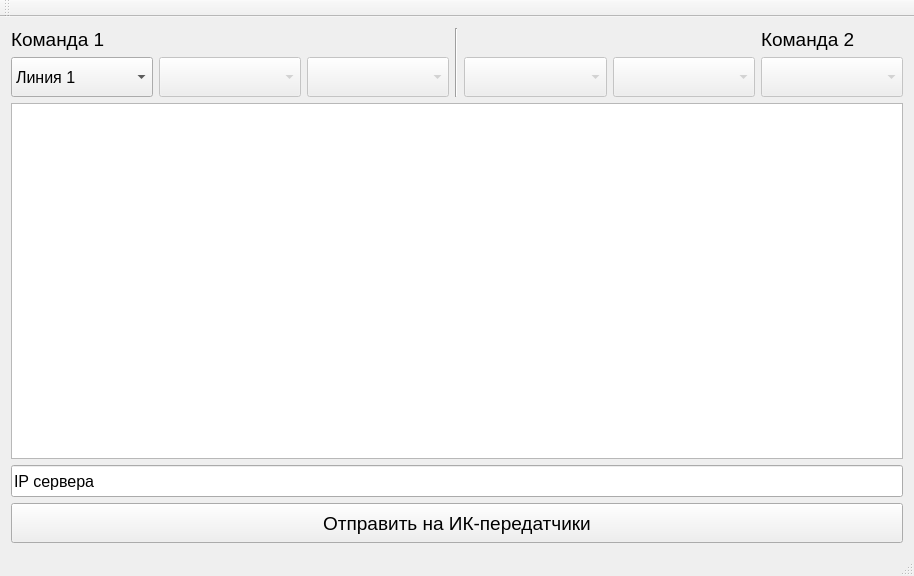
This is mainwindow.ui in aleksandrbazhin/robotics2019_gui as Qt 5 draws it before an edit. The edited form follows.
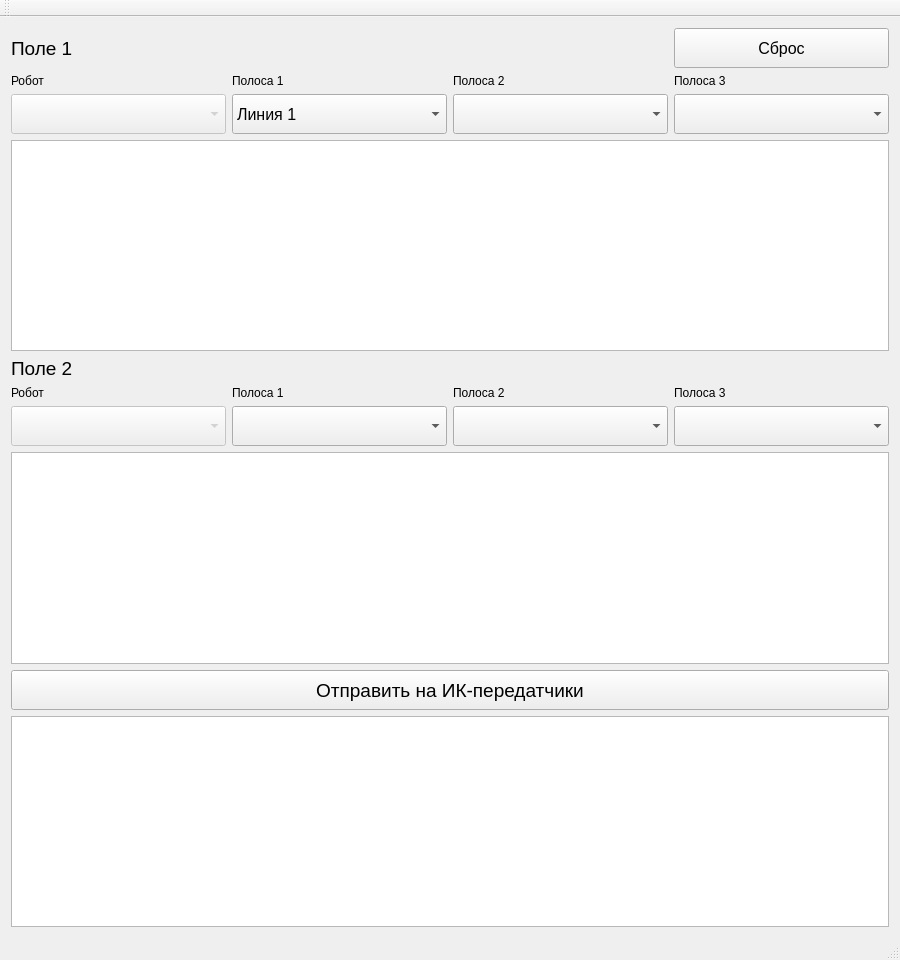
This is the edited form.

```diff
--- a/mainwindow.ui
+++ b/mainwindow.ui
@@ -6,19 +6,29 @@
    <rect>
     <x>0</x>
     <y>0</y>
-    <width>914</width>
-    <height>576</height>
+    <width>900</width>
+    <height>960</height>
    </rect>
   </property>
   <property name="windowTitle">
    <string>Robotics Tournament 2019 -hey-ya</string>
   </property>
   <widget class="QWidget" name="centralWidget">
-   <layout class="QVBoxLayout" name="verticalLayout">
-    <item>
      <layout class="QGridLayout" name="gridLayout">
-      <item row="1" column="5">
-       <widget class="QComboBox" name="comboBox_2_2">
+    <item row="0" column="0">
+     <widget class="QLabel" name="label">
+      <property name="font">
+       <font>
+        <pointsize>14</pointsize>
+       </font>
+      </property>
+      <property name="text">
+       <string>Поле 1</string>
+      </property>
+     </widget>
+    </item>
+    <item row="2" column="0">
+     <widget class="QComboBox" name="comboBox_2_robot">
         <property name="enabled">
          <bool>false</bool>
         </property>
@@ -35,20 +45,8 @@
         </property>
        </widget>
       </item>
-      <item row="0" column="6">
-       <widget class="QLabel" name="label_2">
-        <property name="font">
-         <font>
-          <pointsize>14</pointsize>
-         </font>
-        </property>
-        <property name="text">
-         <string>Команда 2</string>
-        </property>
-       </widget>
-      </item>
-      <item row="6" column="0" colspan="7">
-       <widget class="QPushButton" name="pushButton">
+    <item row="10" column="0" colspan="4">
+     <widget class="QPushButton" name="sendPushButton">
         <property name="minimumSize">
          <size>
           <width>0</width>
@@ -65,10 +63,53 @@
         </property>
        </widget>
       </item>
+    <item row="7" column="1">
+     <widget class="QComboBox" name="comboBox_2_3">
+      <property name="enabled">
+       <bool>true</bool>
+      </property>
+      <property name="minimumSize">
+       <size>
+        <width>0</width>
+        <height>40</height>
+       </size>
+      </property>
+      <property name="font">
+       <font>
+        <pointsize>12</pointsize>
+       </font>
+      </property>
+     </widget>
+    </item>
       <item row="1" column="2">
+     <widget class="QLabel" name="label_5">
+      <property name="text">
+       <string>Полоса 2</string>
+      </property>
+     </widget>
+    </item>
+    <item row="2" column="2">
+     <widget class="QComboBox" name="comboBox_1_2">
+      <property name="enabled">
+       <bool>true</bool>
+      </property>
+      <property name="minimumSize">
+       <size>
+        <width>0</width>
+        <height>40</height>
+       </size>
+      </property>
+      <property name="font">
+       <font>
+        <pointsize>12</pointsize>
+       </font>
+      </property>
+     </widget>
+    </item>
+    <item row="2" column="3">
        <widget class="QComboBox" name="comboBox_1_3">
         <property name="enabled">
-         <bool>false</bool>
+       <bool>true</bool>
         </property>
         <property name="minimumSize">
          <size>
@@ -83,19 +124,59 @@
         </property>
        </widget>
       </item>
-      <item row="0" column="0">
-       <widget class="QLabel" name="label">
-        <property name="font">
-         <font>
-          <pointsize>14</pointsize>
-         </font>
-        </property>
-        <property name="text">
-         <string>Команда 1</string>
-        </property>
-       </widget>
-      </item>
       <item row="1" column="0">
+     <widget class="QLabel" name="label_3">
+      <property name="text">
+       <string>Робот</string>
+      </property>
+     </widget>
+    </item>
+    <item row="1" column="3">
+     <widget class="QLabel" name="label_6">
+      <property name="text">
+       <string>Полоса 3</string>
+      </property>
+     </widget>
+    </item>
+    <item row="6" column="2">
+     <widget class="QLabel" name="label_9">
+      <property name="text">
+       <string>Полоса 2</string>
+      </property>
+     </widget>
+    </item>
+    <item row="7" column="2">
+     <widget class="QComboBox" name="comboBox_2_2">
+      <property name="enabled">
+       <bool>true</bool>
+      </property>
+      <property name="minimumSize">
+       <size>
+        <width>0</width>
+        <height>40</height>
+       </size>
+      </property>
+      <property name="font">
+       <font>
+        <pointsize>12</pointsize>
+       </font>
+      </property>
+     </widget>
+    </item>
+    <item row="3" column="0" colspan="4">
+     <widget class="QGraphicsView" name="field1GraphicsView"/>
+    </item>
+    <item row="9" column="0" colspan="4">
+     <widget class="QGraphicsView" name="field2GraphicsView"/>
+    </item>
+    <item row="1" column="1">
+     <widget class="QLabel" name="label_4">
+      <property name="text">
+       <string>Полоса 1</string>
+      </property>
+     </widget>
+    </item>
+    <item row="2" column="1">
        <widget class="QComboBox" name="comboBox_1_1">
         <property name="minimumSize">
          <size>
@@ -150,45 +231,60 @@
         </item>
        </widget>
       </item>
-      <item row="1" column="4">
-       <widget class="QComboBox" name="comboBox_2_3">
-        <property name="enabled">
-         <bool>false</bool>
-        </property>
-        <property name="minimumSize">
-         <size>
-          <width>0</width>
-          <height>40</height>
-         </size>
-        </property>
+    <item row="4" column="0">
+     <widget class="QLabel" name="label_2">
         <property name="font">
          <font>
-          <pointsize>12</pointsize>
-         </font>
-        </property>
-       </widget>
-      </item>
-      <item row="1" column="1">
-       <widget class="QComboBox" name="comboBox_1_2">
-        <property name="enabled">
-         <bool>false</bool>
-        </property>
-        <property name="minimumSize">
-         <size>
-          <width>0</width>
-          <height>40</height>
-         </size>
-        </property>
-        <property name="font">
-         <font>
-          <pointsize>12</pointsize>
-         </font>
-        </property>
-       </widget>
-      </item>
-      <item row="1" column="6">
+        <pointsize>14</pointsize>
+       </font>
+      </property>
+      <property name="text">
+       <string>Поле 2</string>
+      </property>
+     </widget>
+    </item>
+    <item row="6" column="0">
+     <widget class="QLabel" name="label_7">
+      <property name="text">
+       <string>Робот</string>
+      </property>
+     </widget>
+    </item>
+    <item row="7" column="3">
        <widget class="QComboBox" name="comboBox_2_1">
         <property name="enabled">
+       <bool>true</bool>
+      </property>
+      <property name="minimumSize">
+       <size>
+        <width>0</width>
+        <height>40</height>
+       </size>
+      </property>
+      <property name="font">
+       <font>
+        <pointsize>12</pointsize>
+       </font>
+      </property>
+     </widget>
+    </item>
+    <item row="6" column="1">
+     <widget class="QLabel" name="label_8">
+      <property name="text">
+       <string>Полоса 1</string>
+      </property>
+     </widget>
+    </item>
+    <item row="6" column="3">
+     <widget class="QLabel" name="label_10">
+      <property name="text">
+       <string>Полоса 3</string>
+      </property>
+     </widget>
+    </item>
+    <item row="7" column="0">
+     <widget class="QComboBox" name="comboBox_1_robot">
+      <property name="enabled">
          <bool>false</bool>
         </property>
         <property name="minimumSize">
@@ -204,22 +300,12 @@
         </property>
        </widget>
       </item>
-      <item row="0" column="3" rowspan="2">
-       <widget class="Line" name="line">
-        <property name="orientation">
-         <enum>Qt::Vertical</enum>
-        </property>
-       </widget>
-      </item>
-      <item row="4" column="0" colspan="7">
-       <widget class="QGraphicsView" name="graphicsView"/>
-      </item>
-      <item row="5" column="0" colspan="7">
-       <widget class="QLineEdit" name="lineEdit">
+    <item row="0" column="3">
+     <widget class="QPushButton" name="resetPushButton">
         <property name="minimumSize">
          <size>
           <width>0</width>
-          <height>32</height>
+        <height>40</height>
          </size>
         </property>
         <property name="font">
@@ -228,11 +314,12 @@
          </font>
         </property>
         <property name="text">
-         <string>IP сервера</string>
+       <string>Сброс</string>
         </property>
        </widget>
       </item>
-     </layout>
+    <item row="11" column="0" colspan="4">
+     <widget class="QTextEdit" name="textEdit"/>
     </item>
    </layout>
   </widget>
```
Left out of the diff: 2 changed lines with no effect on the pictures. Lines whose indentation alone changed are shown as unchanged.
